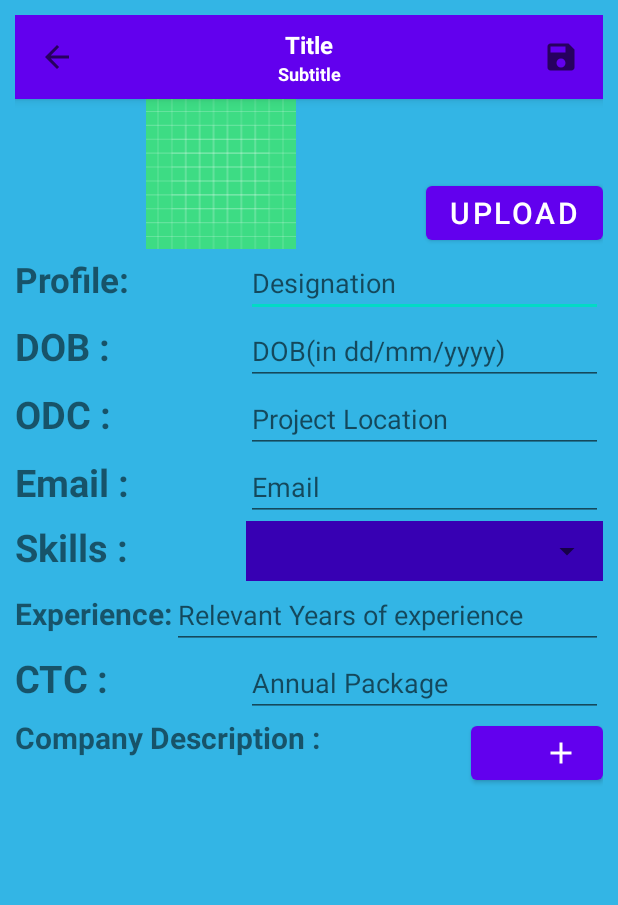
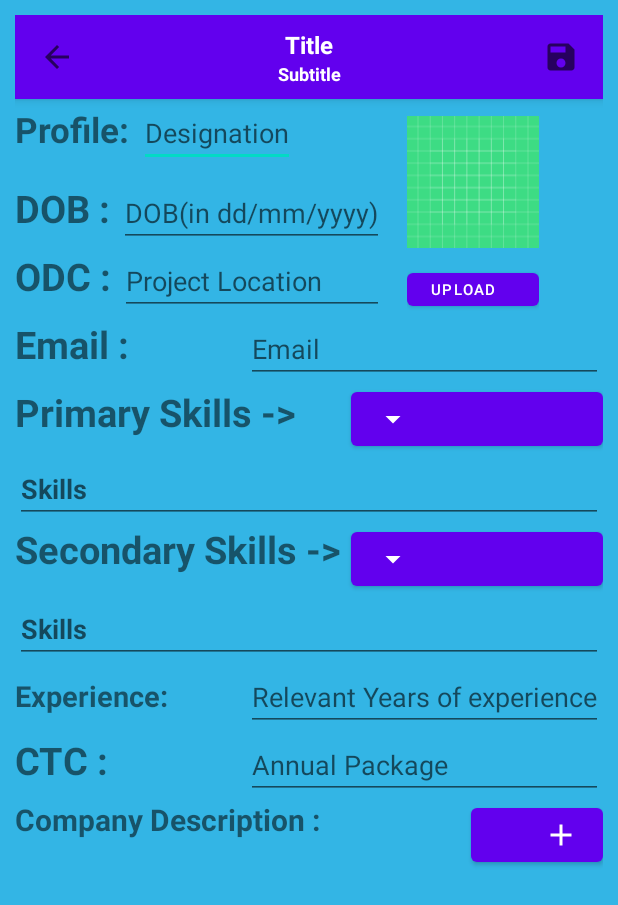
Before and after one commit to PRIYANKA-Nigam/Attendance-App, an Android app: the layout activity_main3.xml on its own in the app's theme, with its tools: preview values and no code run, on a phone screen of 412 x 824 dp. Shown: the top 905 px of the screen. Run offline under Robolectric (Android 15) with nearby library versions, the phone set to English and light mode, and no system bars.

Commit message:
6th commit

```diff
--- a/app/build.gradle
+++ b/app/build.gradle
@@ -40,4 +40,5 @@ dependencies {
     androidTestImplementation 'androidx.test.espresso:espresso-core:3.3.0'
     implementation 'com.google.code.gson:gson:2.8.2'
     implementation 'org.apache.poi:poi:3.17'
+
 }
--- a/app/src/main/java/com/example/attendenceapp/DbHelper.java
+++ b/app/src/main/java/com/example/attendenceapp/DbHelper.java
@@ -96,7 +96,7 @@ public class DbHelper extends SQLiteOpenHelper {
         SQLiteDatabase database=this.getReadableDatabase();
         return database.rawQuery(SELECT_CLASS_TABLE,null);
     }
-    long addStudent(long cid,String name,int roll){
+    long addStudent(long cid,String name,String roll){
         SQLiteDatabase database =this.getWritableDatabase();
         ContentValues values=new ContentValues();
         values.put(c_id,cid);
--- a/app/src/main/java/com/example/attendenceapp/StudentsAdapter.java
+++ b/app/src/main/java/com/example/attendenceapp/StudentsAdapter.java
@@ -34,7 +34,7 @@ public interface OnItemClickListener{ void onClick(int position);}
     public void onBindViewHolder(@NonNull StudentViewHolder holder, int position) {
         holder.t1.setText(arrayList.get(position).getRoll()+"");
         holder.t2.setText(arrayList.get(position).getName());
-        holder.t3.setText(arrayList.get(position).getStatus());
+//        holder.t3.setText(arrayList.get(position).getStatus());
         holder.cardView.setCardBackgroundColor(getColor(position)); }
         private int getColor(int position) {
     String status=arrayList.get(position).getStatus();
@@ -50,7 +50,8 @@ public interface OnItemClickListener{ void onClick(int position);}
         TextView t1,t2,t3; CardView cardView;
         public StudentViewHolder(@NonNull View itemView,OnItemClickListener onItemClickListener,OnItemLongClickListener onItemLongClickListener) { super(itemView);
             t1=(TextView)itemView.findViewById(R.id.roll);t2=(TextView)itemView.findViewById(R.id.name);
-            t3=(TextView)itemView.findViewById(R.id.status);cardView=(CardView)itemView.findViewById(R.id.card);
+//            t3=(TextView)itemView.findViewById(R.id.status);
+            cardView=(CardView)itemView.findViewById(R.id.card);
             itemView.setOnClickListener(v -> onItemClickListener.onClick(getAdapterPosition()));
             itemView.setOnLongClickListener(v -> onItemLongClickListener.onItemLongClick(getAdapterPosition()));
         }}}
--- /dev/null
+++ b/app/src/main/res/drawable/down.xml
@@ -0,0 +1,5 @@
+<vector android:height="24dp" android:tint="#FFFFFF"
+    android:viewportHeight="24" android:viewportWidth="24"
+    android:width="24dp" xmlns:android="http://schemas.android.com/apk/res/android">
+    <path android:fillColor="@android:color/white" android:pathData="M7,10l5,5 5,-5z"/>
+</vector>
--- a/app/src/main/res/layout/activity_main3.xml
+++ b/app/src/main/res/layout/activity_main3.xml
@@ -1,6 +1,5 @@
 <?xml version="1.0" encoding="utf-8"?>
-<LinearLayout
-    xmlns:android="http://schemas.android.com/apk/res/android"
+<LinearLayout xmlns:android="http://schemas.android.com/apk/res/android"
     xmlns:app="http://schemas.android.com/apk/res-auto"
     xmlns:tools="http://schemas.android.com/tools"
     android:id="@+id/lin"
@@ -19,56 +18,39 @@
 
         <LinearLayout
             android:layout_width="match_parent"
-            android:layout_height="100dp"
+            android:layout_height="144dp"
             android:orientation="horizontal">
-
-            <ImageView
-                android:id="@+id/img"
-                android:layout_width="match_parent"
-                android:layout_height="100dp"
-                android:adjustViewBounds="true"
-                android:scaleType="fitCenter"
-                android:layout_weight="1"
-                android:src="@drawable/ic_launcher_background" />
-        <Button
+        <LinearLayout
+            android:layout_width="wrap_content"
+            android:layout_height="144dp"
+            android:layout_gravity="right"
+            android:orientation="vertical">
+            <TableRow
                 android:layout_width="wrap_content"
                 android:layout_height="wrap_content"
-            android:textSize="20sp"
-            android:text="UPLOAD"
-            android:layout_gravity="bottom|left"
-            android:id="@+id/bt"/>
-<!--        <LinearLayout-->
-<!--            android:layout_height="wrap_content"-->
-<!--            android:layout_width="match_parent"-->
-<!--            android:orientation="horizontal">-->
+                android:layout_weight="1">
 
-        </LinearLayout>
-        <TableRow android:layout_width="fill_parent"
+                <TextView
+                    android:layout_width="wrap_content"
                     android:layout_height="wrap_content"
-           >
-            <TextView android:layout_height="wrap_content"
-                android:layout_width="wrap_content"
                     android:text="Profile: "
-                android:textStyle="bold"
-                android:layout_weight="1"
-                android:textSize="23dp"></TextView>
+                    android:textSize="23dp"
+                    android:textStyle="bold"></TextView>
 
                 <EditText
                     android:layout_width="match_parent"
                     android:layout_height="wrap_content"
                     android:hint="Designation" />
             </TableRow>
-        <TableRow android:layout_width="fill_parent"
+            <TableRow android:layout_width="wrap_content"
                 android:layout_height="wrap_content">
                 <TextView android:layout_height="wrap_content"
                     android:layout_width="wrap_content"
                     android:text="DOB : "
-                android:layout_weight="1"
                     android:textStyle="bold"
                     android:textSize="25dp"></TextView>
 
                 <EditText
-                android:id="@+id/ed4"
                     android:layout_width="match_parent"
                     android:layout_height="wrap_content"
                     android:inputType="date"
@@ -80,7 +62,6 @@
                     android:layout_width="wrap_content"
                     android:text="ODC : "
                     android:textStyle="bold"
-                android:layout_weight="1"
                     android:textSize="25dp"></TextView>
 
                 <EditText
@@ -89,6 +70,35 @@
                     android:layout_height="wrap_content"
                     android:hint="Project Location" />
             </TableRow>
+        </LinearLayout>
+            <LinearLayout
+                android:layout_width="wrap_content"
+                android:layout_height="144dp"
+                android:layout_gravity="right"
+                android:layout_marginLeft="15dp"
+                android:orientation="vertical">
+
+                <ImageView
+                    android:id="@+id/img"
+                    android:layout_width="match_parent"
+                    android:layout_height="110dp"
+                    android:adjustViewBounds="true"
+                    android:scaleType="fitCenter"
+                    android:src="@drawable/ic_launcher_background" />
+
+                <Button
+                    android:id="@+id/bt"
+                    android:layout_width="wrap_content"
+                    android:layout_height="wrap_content"
+                    android:layout_gravity="left"
+                    android:gravity="left"
+                    android:text="UPLOAD"
+                    android:textSize="10sp" />
+
+            </LinearLayout>
+        </LinearLayout>
+
+
         <TableRow android:layout_width="fill_parent"
             android:layout_height="wrap_content"
             android:id="@+id/r6">
@@ -108,51 +118,70 @@
         </TableRow>
         <TableRow android:layout_width="fill_parent"
             android:layout_height="wrap_content"
-          >
-            <TextView android:layout_height="wrap_content"
+          ><TextView android:layout_height="wrap_content"
                 android:layout_width="wrap_content"
-                android:text="Skills : "
+                android:text="Primary Skills -> "
                 android:textStyle="bold"
-                android:layout_weight="1"
                 android:textSize="25dp"></TextView>
-
-<!--            <Spinner-->
-<!--                android:layout_column="1"-->
-<!--                android:layout_gravity="left|center"-->
-<!--                android:gravity="center_horizontal"-->
-<!--             android:textAlignment="center"-->
-<!--                    android:layout_width="match_parent"-->
-<!--                android:background="@color/purple_700"-->
-<!--                android:layout_height="wrap_content"-->
-<!--                android:id="@+id/sp"-->
-<!--                />-->
-            <FrameLayout
+            <Button
+                android:id="@+id/bb"
                 android:layout_width="wrap_content"
                 android:layout_height="wrap_content"
-                android:background="@color/purple_700"
+                android:drawableLeft="@drawable/down"
+                android:text=""
+                android:layout_weight="1"
+                />
+
+        </TableRow>
+        <EditText
+            android:id="@+id/edd"
+            android:layout_width="match_parent"
+            android:layout_height="wrap_content"
+            android:hint="Skills"
+            android:inputType="textMultiLine"
+            android:textColor="@android:color/white"
+            android:textStyle="bold" />
+        <TableRow android:layout_width="fill_parent"
+            android:layout_height="wrap_content"
             >
-            <androidx.appcompat.widget.AppCompatSpinner
+            <TextView android:layout_height="match_parent"
+                android:layout_width="wrap_content"
+                android:text="Secondary Skills -> "
+                android:textStyle="bold"
+                android:textSize="25dp"
+                ></TextView>
+            <Button
+                android:id="@+id/bb2"
+                android:layout_width="wrap_content"
+                android:layout_height="wrap_content"
+                android:drawableLeft="@drawable/down"
+                android:text=""
+                android:layout_weight="1"
+                />
+        </TableRow>
+        <EditText
+            android:id="@+id/edd2"
             android:layout_width="match_parent"
-                android:layout_height="40dp"
-                android:layout_gravity="center_horizontal"
-                android:id="@+id/sp"
-                />
-            </FrameLayout>
-        </TableRow>
+            android:layout_height="wrap_content"
+            android:hint="Skills"
+            android:inputType="textMultiLine"
+            android:textColor="@android:color/white"
+            android:textStyle="bold" />
+
         <TableRow android:layout_width="fill_parent"
             android:layout_height="wrap_content"
             android:id="@+id/r7">
             <TextView android:layout_height="wrap_content"
                 android:layout_width="wrap_content"
                 android:text="Experience:"
+                android:layout_weight="1"
                 android:textStyle="bold"
-                android:textSize="20dp"></TextView>
+                android:textSize="19dp"></TextView>
 
             <EditText
                 android:id="@+id/ed7"
                 android:layout_width="wrap_content"
                 android:layout_height="wrap_content"
-                android:layout_weight="1"
                 android:inputType="numberDecimal"
                 android:hint="Relevant Years of experience" />
         </TableRow>
@@ -168,45 +197,12 @@
 
             <EditText
                 android:id="@+id/ed8"
-                android:layout_width="match_parent"
+                android:layout_width="wrap_content"
                 android:layout_height="wrap_content"
                 android:inputType="numberDecimal"
                 android:hint="Annual Package" />
         </TableRow>
-<!--        <TableRow android:layout_width="fill_parent"-->
-<!--            android:layout_height="wrap_content"-->
-<!--            android:id="@+id/r9">-->
-<!--        <TextView android:layout_height="wrap_content"-->
-<!--            android:layout_width="wrap_content"-->
-<!--            android:text="Company : "-->
-<!--            android:textStyle="bold"-->
-<!--            android:layout_weight="1"-->
-<!--            android:textSize="25dp"></TextView>-->
-<!--            <Button-->
-<!--                android:layout_width="wrap_content"-->
-<!--                android:layout_height="wrap_content"-->
-<!--                android:textSize="10sp"-->
-<!--                android:text=""-->
-<!--                android:gravity="center"-->
-<!--                android:layout_gravity="left"-->
-<!--                android:textStyle="bold"-->
-<!--                android:drawableRight="@drawable/add_24"-->
-<!--                android:id="@+id/bt3"/>-->
-<!--        </TableRow>-->
-<!--        <TableRow android:layout_width="fill_parent"-->
-<!--            android:layout_height="wrap_content">-->
-<!--            <ScrollView android:layout_height="wrap_content"-->
-<!--                android:layout_width="wrap_content">-->
 
-<!--        <LinearLayout-->
-<!--            android:layout_width="match_parent"-->
-<!--            android:layout_height="wrap_content"-->
-<!--            android:id="@+id/ll"-->
-<!--            android:orientation="vertical"-->
-<!--            />-->
-
-<!--            </ScrollView>-->
-<!--        </TableRow>-->
     </TableLayout>
 <LinearLayout
     android:layout_width="match_parent"
@@ -245,6 +241,10 @@
 
     </ScrollView>
 </LinearLayout>
+
+
+
+
     <!--    <Button-->
 <!--        android:layout_width="wrap_content"-->
 <!--        android:layout_height="wrap_content"-->
--- a/app/src/main/res/menu/pdf_menu.xml
+++ b/app/src/main/res/menu/pdf_menu.xml
@@ -7,4 +7,10 @@
         android:icon="@drawable/download"
         app:showAsAction="always"
         />
+    <item
+        android:id="@+id/d2"
+        android:title="View PDF"
+        android:icon="@drawable/view"
+        app:showAsAction="always"
+        />
 </menu>
--- a/app/src/main/res/menu/stuent_menu.xml
+++ b/app/src/main/res/menu/stuent_menu.xml
@@ -1,6 +1,6 @@
 <?xml version="1.0" encoding="utf-8"?>
 <menu xmlns:android="http://schemas.android.com/apk/res/android">
-<item android:id="@+id/addStu" android:title="ADD STUDENT"/>
+<item android:id="@+id/addStu" android:title="ADD Employee"/>
     <item android:id="@+id/addDate" android:title="CHANGE DATE"/>
     <item android:id="@+id/showAtt" android:title="Download as PDF"/>
     <item android:id="@+id/showAtts" android:title="View PDF">
--- /dev/null
+++ b/app/src/main/res/xml/file_path.xml
@@ -0,0 +1,6 @@
+<?xml version="1.0" encoding="utf-8"?>
+<paths>
+<external-path
+    name="external_path"
+    path="."/>
+</paths>
```
Also changed, not shown: app/src/main/AndroidManifest.xml (+12 -1 lines), app/src/main/java/com/example/attendenceapp/MainActivity.java (+14 -11 lines), app/src/main/java/com/example/attendenceapp/MainActivity2.java (+18 -5 lines), app/src/main/java/com/example/attendenceapp/MainActivity3.java (+112 -54 lines), app/src/main/java/com/example/attendenceapp/MyDialog.java (+6 -5 lines), app/src/main/java/com/example/attendenceapp/StudentItem.java (+5 -5 lines), app/src/main/java/com/example/attendenceapp/ViewProfileActivity.java (added, +38 -0 lines), app/src/main/res/drawable/view.xml (added, +10 -0 lines), app/src/main/res/layout/activity_view_profile.xml (added, +9 -0 lines), app/src/main/res/layout/dialog.xml (+20 -11 lines), app/src/main/res/layout/student_item.xml (+9 -9 lines), app/src/main/res/values/strings.xml (+45 -0 lines). Lines whose indentation alone changed are shown as unchanged.
